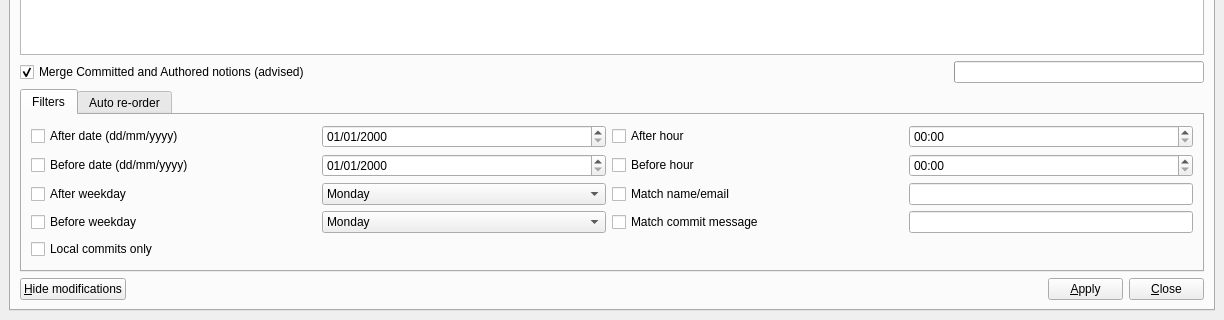
Qt form gitbuster/main_window.ui (mike-perdide/gitbuster) before a commit; both pictures show x 0 to 1224 and y 490 to 810 of the 1224 by 810 pixel window.
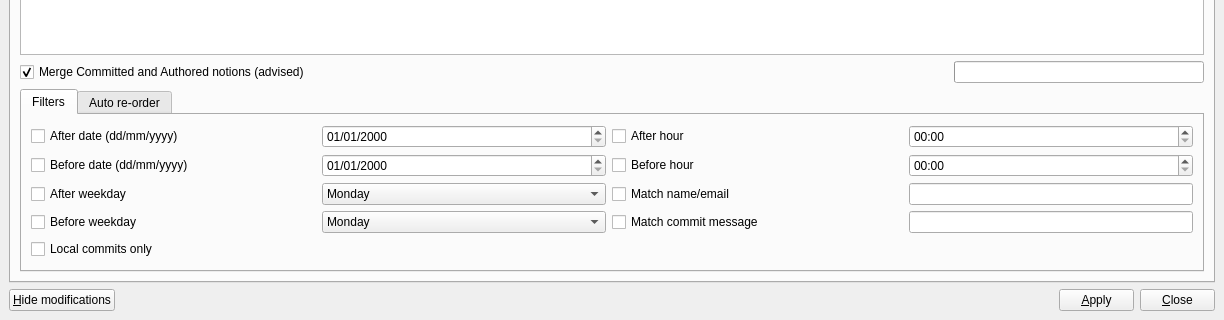
The same form after that commit.

Commit message: Moving the Apply/Close layout out of the TabWidget.

The edit to the form file:
```diff
--- a/gitbuster/main_window.ui
+++ b/gitbuster/main_window.ui
@@ -582,71 +582,6 @@
           </widget>
          </widget>
         </item>
-        <item row="5" column="0" colspan="2">
-         <layout class="QGridLayout" name="gridLayout_3">
-          <item row="0" column="2">
-           <widget class="QPushButton" name="applyButton">
-            <property name="maximumSize">
-             <size>
-              <width>75</width>
-              <height>16777215</height>
-             </size>
-            </property>
-            <property name="text">
-             <string>&amp;Apply</string>
-            </property>
-            <property name="shortcut">
-             <string>Alt+A</string>
-            </property>
-           </widget>
-          </item>
-          <item row="0" column="3">
-           <widget class="QPushButton" name="cancelButton">
-            <property name="maximumSize">
-             <size>
-              <width>75</width>
-              <height>16777215</height>
-             </size>
-            </property>
-            <property name="text">
-             <string>&amp;Close</string>
-            </property>
-            <property name="shortcut">
-             <string>Alt+C</string>
-            </property>
-           </widget>
-          </item>
-          <item row="0" column="0">
-           <widget class="QPushButton" name="toggleModificationsButton">
-            <property name="maximumSize">
-             <size>
-              <width>120</width>
-              <height>16777215</height>
-             </size>
-            </property>
-            <property name="layoutDirection">
-             <enum>Qt::RightToLeft</enum>
-            </property>
-            <property name="text">
-             <string>&amp;Hide modifications</string>
-            </property>
-           </widget>
-          </item>
-          <item row="0" column="1">
-           <spacer name="horizontalSpacer_3">
-            <property name="orientation">
-             <enum>Qt::Horizontal</enum>
-            </property>
-            <property name="sizeHint" stdset="0">
-             <size>
-              <width>43</width>
-              <height>22</height>
-             </size>
-            </property>
-           </spacer>
-          </item>
-         </layout>
-        </item>
        </layout>
       </widget>
       <widget class="QWidget" name="rebaseTab">
@@ -867,6 +802,71 @@
       </widget>
      </widget>
     </item>
+    <item row="1" column="1">
+     <layout class="QGridLayout" name="gridLayout_3">
+      <item row="0" column="2">
+       <widget class="QPushButton" name="applyButton">
+        <property name="maximumSize">
+         <size>
+          <width>75</width>
+          <height>16777215</height>
+         </size>
+        </property>
+        <property name="text">
+         <string>&amp;Apply</string>
+        </property>
+        <property name="shortcut">
+         <string>Alt+A</string>
+        </property>
+       </widget>
+      </item>
+      <item row="0" column="3">
+       <widget class="QPushButton" name="cancelButton">
+        <property name="maximumSize">
+         <size>
+          <width>75</width>
+          <height>16777215</height>
+         </size>
+        </property>
+        <property name="text">
+         <string>&amp;Close</string>
+        </property>
+        <property name="shortcut">
+         <string>Alt+C</string>
+        </property>
+       </widget>
+      </item>
+      <item row="0" column="0">
+       <widget class="QPushButton" name="toggleModificationsButton">
+        <property name="maximumSize">
+         <size>
+          <width>120</width>
+          <height>16777215</height>
+         </size>
+        </property>
+        <property name="layoutDirection">
+         <enum>Qt::RightToLeft</enum>
+        </property>
+        <property name="text">
+         <string>&amp;Hide modifications</string>
+        </property>
+       </widget>
+      </item>
+      <item row="0" column="1">
+       <spacer name="horizontalSpacer_3">
+        <property name="orientation">
+         <enum>Qt::Horizontal</enum>
+        </property>
+        <property name="sizeHint" stdset="0">
+         <size>
+          <width>43</width>
+          <height>22</height>
+         </size>
+        </property>
+       </spacer>
+      </item>
+     </layout>
+    </item>
    </layout>
   </widget>
   <widget class="QMenuBar" name="menuBar">
```
